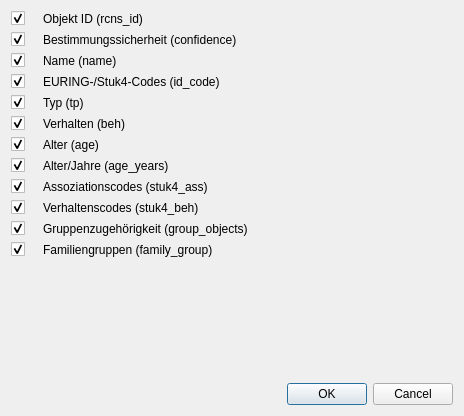
Before: the Qt Designer form ui/column_options.ui in ifaoe/2015-08-Daisi-Image-Library, drawn with Qt 5.
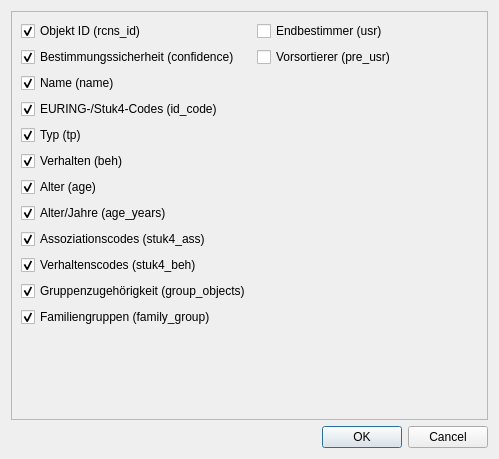
After: the same form once the commit is applied.

Commit message: added optional user column

Diff of the .ui file:
```diff
--- a/ui/column_options.ui
+++ b/ui/column_options.ui
@@ -6,72 +6,38 @@
    <rect>
     <x>0</x>
     <y>0</y>
-    <width>464</width>
-    <height>416</height>
+    <width>499</width>
+    <height>459</height>
    </rect>
   </property>
   <property name="windowTitle">
    <string>Spaltenauswahl</string>
   </property>
   <layout class="QGridLayout" name="gridLayout">
-   <item row="10" column="0">
-    <widget class="QCheckBox" name="box_stuk4_beh">
-     <property name="sizePolicy">
-      <sizepolicy hsizetype="Minimum" vsizetype="Preferred">
-       <horstretch>0</horstretch>
-       <verstretch>0</verstretch>
-      </sizepolicy>
+   <item row="4" column="0" colspan="2">
+    <widget class="QDialogButtonBox" name="buttonBox">
+     <property name="orientation">
+      <enum>Qt::Horizontal</enum>
      </property>
-     <property name="text">
-      <string/>
+     <property name="standardButtons">
+      <set>QDialogButtonBox::Cancel|QDialogButtonBox::Ok</set>
      </property>
-     <property name="checked">
-      <bool>true</bool>
-     </property>
-     <property name="dbvalue" stdset="0">
-      <string>stuk4_beh</string>
-     </property>
-     <attribute name="buttonGroup">
-      <string notr="true">buttongroup_column_boxes</string>
-     </attribute>
     </widget>
    </item>
-   <item row="13" column="0">
-    <widget class="QCheckBox" name="box_family_group">
-     <property name="sizePolicy">
-      <sizepolicy hsizetype="Minimum" vsizetype="Preferred">
-       <horstretch>0</horstretch>
-       <verstretch>0</verstretch>
-      </sizepolicy>
+   <item row="0" column="0" colspan="2">
+    <widget class="QFrame" name="frame">
+     <property name="frameShape">
+      <enum>QFrame::StyledPanel</enum>
      </property>
-     <property name="text">
-      <string/>
+     <property name="frameShadow">
+      <enum>QFrame::Raised</enum>
      </property>
-     <property name="checked">
-      <bool>true</bool>
-     </property>
-     <property name="dbvalue" stdset="0">
-      <string>family_group</string>
-     </property>
-     <attribute name="buttonGroup">
-      <string notr="true">buttongroup_column_boxes</string>
-     </attribute>
-    </widget>
-   </item>
-   <item row="9" column="0">
-    <widget class="QCheckBox" name="box_stuk4_ass">
-     <property name="sizePolicy">
-      <sizepolicy hsizetype="Minimum" vsizetype="Preferred">
-       <horstretch>0</horstretch>
-       <verstretch>0</verstretch>
-      </sizepolicy>
-     </property>
+     <layout class="QGridLayout" name="gridLayout_2">
+      <item row="0" column="1">
+       <widget class="QCheckBox" name="box_usr">
      <property name="text">
-      <string/>
-     </property>
-     <property name="checked">
-      <bool>true</bool>
-     </property>
+         <string>Endbestimmer (usr)</string>
+        </property>
      <property name="dbvalue" stdset="0">
       <string>stuk4_ass</string>
      </property>
@@ -80,29 +46,7 @@
      </attribute>
     </widget>
    </item>
-   <item row="3" column="0">
-    <widget class="QCheckBox" name="box_name">
-     <property name="sizePolicy">
-      <sizepolicy hsizetype="Minimum" vsizetype="Preferred">
-       <horstretch>0</horstretch>
-       <verstretch>0</verstretch>
-      </sizepolicy>
-     </property>
-     <property name="text">
-      <string/>
-     </property>
-     <property name="checked">
-      <bool>true</bool>
-     </property>
-     <property name="dbvalue" stdset="0">
-      <string>name</string>
-     </property>
-     <attribute name="buttonGroup">
-      <string notr="true">buttongroup_column_boxes</string>
-     </attribute>
-    </widget>
-   </item>
-   <item row="2" column="0">
+      <item row="1" column="0">
     <widget class="QCheckBox" name="box_confidence">
      <property name="sizePolicy">
       <sizepolicy hsizetype="Minimum" vsizetype="Preferred">
@@ -111,27 +55,20 @@
       </sizepolicy>
      </property>
      <property name="text">
-      <string/>
-     </property>
-     <property name="checked">
-      <bool>true</bool>
-     </property>
-     <property name="dbvalue" stdset="0">
-      <string>confidence</string>
-     </property>
-     <attribute name="buttonGroup">
-      <string notr="true">buttongroup_column_boxes</string>
-     </attribute>
-    </widget>
-   </item>
-   <item row="2" column="2">
-    <widget class="QLabel" name="label_2">
-     <property name="text">
       <string>Bestimmungssicherheit (confidence)</string>
      </property>
-    </widget>
-   </item>
-   <item row="8" column="0">
+        <property name="checked">
+         <bool>true</bool>
+        </property>
+        <property name="dbvalue" stdset="0">
+         <string>confidence</string>
+        </property>
+        <attribute name="buttonGroup">
+         <string notr="true">buttongroup_column_boxes</string>
+        </attribute>
+       </widget>
+      </item>
+      <item row="7" column="0">
     <widget class="QCheckBox" name="box_age_year">
      <property name="sizePolicy">
       <sizepolicy hsizetype="Minimum" vsizetype="Preferred">
@@ -140,7 +77,7 @@
       </sizepolicy>
      </property>
      <property name="text">
-      <string/>
+         <string>Alter/Jahre (age_years)</string>
      </property>
      <property name="checked">
       <bool>true</bool>
@@ -153,32 +90,114 @@
      </attribute>
     </widget>
    </item>
-   <item row="12" column="2">
-    <widget class="QLabel" name="label_10">
+      <item row="6" column="0">
+       <widget class="QCheckBox" name="box_age">
+        <property name="sizePolicy">
+         <sizepolicy hsizetype="Minimum" vsizetype="Preferred">
+          <horstretch>0</horstretch>
+          <verstretch>0</verstretch>
+         </sizepolicy>
+        </property>
      <property name="text">
-      <string>Gruppenzugehörigkeit (group_objects)</string>
-     </property>
-    </widget>
-   </item>
-   <item row="13" column="2">
-    <widget class="QLabel" name="label_11">
+         <string>Alter (age)</string>
+        </property>
+        <property name="checked">
+         <bool>true</bool>
+        </property>
+        <property name="dbvalue" stdset="0">
+         <string>age</string>
+        </property>
+        <attribute name="buttonGroup">
+         <string notr="true">buttongroup_column_boxes</string>
+        </attribute>
+       </widget>
+      </item>
+      <item row="5" column="0">
+       <widget class="QCheckBox" name="box_beh">
+        <property name="sizePolicy">
+         <sizepolicy hsizetype="Minimum" vsizetype="Preferred">
+          <horstretch>0</horstretch>
+          <verstretch>0</verstretch>
+         </sizepolicy>
+        </property>
+        <property name="text">
+         <string>Verhalten (beh)</string>
+        </property>
+        <property name="checked">
+         <bool>true</bool>
+        </property>
+        <property name="dbvalue" stdset="0">
+         <string>beh</string>
+        </property>
+        <attribute name="buttonGroup">
+         <string notr="true">buttongroup_column_boxes</string>
+        </attribute>
+       </widget>
+      </item>
+      <item row="11" column="0">
+       <widget class="QCheckBox" name="box_family_group">
+        <property name="sizePolicy">
+         <sizepolicy hsizetype="Minimum" vsizetype="Preferred">
+          <horstretch>0</horstretch>
+          <verstretch>0</verstretch>
+         </sizepolicy>
+        </property>
      <property name="text">
       <string>Familiengruppen (family_group)</string>
      </property>
-    </widget>
-   </item>
-   <item row="3" column="2">
-    <widget class="QLabel" name="label_3">
+        <property name="checked">
+         <bool>true</bool>
+        </property>
+        <property name="dbvalue" stdset="0">
+         <string>family_group</string>
+        </property>
+        <attribute name="buttonGroup">
+         <string notr="true">buttongroup_column_boxes</string>
+        </attribute>
+       </widget>
+      </item>
+      <item row="10" column="0">
+       <widget class="QCheckBox" name="box_group_objects">
+        <property name="sizePolicy">
+         <sizepolicy hsizetype="Minimum" vsizetype="Preferred">
+          <horstretch>0</horstretch>
+          <verstretch>0</verstretch>
+         </sizepolicy>
+        </property>
      <property name="text">
-      <string>Name (name)</string>
-     </property>
-    </widget>
-   </item>
-   <item row="8" column="2">
-    <widget class="QLabel" name="label_7">
+         <string>Gruppenzugehörigkeit (group_objects)</string>
+        </property>
+        <property name="checked">
+         <bool>true</bool>
+        </property>
+        <property name="dbvalue" stdset="0">
+         <string>group_objects</string>
+        </property>
+        <attribute name="buttonGroup">
+         <string notr="true">buttongroup_column_boxes</string>
+        </attribute>
+       </widget>
+      </item>
+      <item row="9" column="0">
+       <widget class="QCheckBox" name="box_stuk4_beh">
+        <property name="sizePolicy">
+         <sizepolicy hsizetype="Minimum" vsizetype="Preferred">
+          <horstretch>0</horstretch>
+          <verstretch>0</verstretch>
+         </sizepolicy>
+        </property>
      <property name="text">
-      <string>Alter/Jahre (age_years)</string>
-     </property>
+         <string>Verhaltenscodes (stuk4_beh)</string>
+        </property>
+        <property name="checked">
+         <bool>true</bool>
+        </property>
+        <property name="dbvalue" stdset="0">
+         <string>stuk4_beh</string>
+        </property>
+        <attribute name="buttonGroup">
+         <string notr="true">buttongroup_column_boxes</string>
+        </attribute>
     </widget>
    </item>
    <item row="0" column="0">
@@ -190,7 +209,7 @@
       </sizepolicy>
      </property>
      <property name="text">
-      <string/>
+         <string>Objekt ID (rcns_id)</string>
      </property>
      <property name="checked">
       <bool>true</bool>
@@ -203,14 +222,108 @@
      </attribute>
     </widget>
    </item>
-   <item row="7" column="2">
-    <widget class="QLabel" name="label_6">
+      <item row="3" column="0">
+       <widget class="QCheckBox" name="box_id_code">
+        <property name="sizePolicy">
+         <sizepolicy hsizetype="Minimum" vsizetype="Preferred">
+          <horstretch>0</horstretch>
+          <verstretch>0</verstretch>
+         </sizepolicy>
+        </property>
      <property name="text">
-      <string>Alter (age)</string>
-     </property>
-    </widget>
-   </item>
-   <item row="15" column="0">
+         <string>EURING-/Stuk4-Codes (id_code)</string>
+        </property>
+        <property name="checked">
+         <bool>true</bool>
+        </property>
+        <property name="dbvalue" stdset="0">
+         <string>id_code</string>
+        </property>
+        <attribute name="buttonGroup">
+         <string notr="true">buttongroup_column_boxes</string>
+        </attribute>
+       </widget>
+      </item>
+      <item row="4" column="0">
+       <widget class="QCheckBox" name="box_tp">
+        <property name="sizePolicy">
+         <sizepolicy hsizetype="Minimum" vsizetype="Preferred">
+          <horstretch>0</horstretch>
+          <verstretch>0</verstretch>
+         </sizepolicy>
+        </property>
+        <property name="text">
+         <string>Typ (tp)</string>
+        </property>
+        <property name="checked">
+         <bool>true</bool>
+        </property>
+        <property name="dbvalue" stdset="0">
+         <string>tp</string>
+        </property>
+        <attribute name="buttonGroup">
+         <string notr="true">buttongroup_column_boxes</string>
+        </attribute>
+       </widget>
+      </item>
+      <item row="8" column="0">
+       <widget class="QCheckBox" name="box_stuk4_ass">
+        <property name="sizePolicy">
+         <sizepolicy hsizetype="Minimum" vsizetype="Preferred">
+          <horstretch>0</horstretch>
+          <verstretch>0</verstretch>
+         </sizepolicy>
+        </property>
+        <property name="text">
+         <string>Assoziationscodes (stuk4_ass)</string>
+        </property>
+        <property name="checked">
+         <bool>true</bool>
+        </property>
+        <property name="dbvalue" stdset="0">
+         <string>stuk4_ass</string>
+        </property>
+        <attribute name="buttonGroup">
+         <string notr="true">buttongroup_column_boxes</string>
+        </attribute>
+       </widget>
+      </item>
+      <item row="2" column="0">
+       <widget class="QCheckBox" name="box_name">
+        <property name="sizePolicy">
+         <sizepolicy hsizetype="Minimum" vsizetype="Preferred">
+          <horstretch>0</horstretch>
+          <verstretch>0</verstretch>
+         </sizepolicy>
+        </property>
+        <property name="text">
+         <string>Name (name)</string>
+        </property>
+        <property name="checked">
+         <bool>true</bool>
+        </property>
+        <property name="dbvalue" stdset="0">
+         <string>name</string>
+        </property>
+        <attribute name="buttonGroup">
+         <string notr="true">buttongroup_column_boxes</string>
+        </attribute>
+       </widget>
+      </item>
+      <item row="1" column="1">
+       <widget class="QCheckBox" name="box_pre_usr">
+        <property name="text">
+         <string>Vorsortierer (pre_usr)</string>
+        </property>
+        <property name="dbvalue" stdset="0">
+         <string>pre_usr</string>
+        </property>
+        <attribute name="buttonGroup">
+         <string notr="true">buttongroup_column_boxes</string>
+        </attribute>
+       </widget>
+      </item>
+      <item row="12" column="0">
     <spacer name="verticalSpacer">
      <property name="orientation">
       <enum>Qt::Vertical</enum>
@@ -223,172 +336,23 @@
      </property>
     </spacer>
    </item>
-   <item row="6" column="0">
-    <widget class="QCheckBox" name="box_beh">
-     <property name="sizePolicy">
-      <sizepolicy hsizetype="Minimum" vsizetype="Preferred">
-       <horstretch>0</horstretch>
-       <verstretch>0</verstretch>
-      </sizepolicy>
-     </property>
-     <property name="text">
-      <string/>
-     </property>
-     <property name="checked">
-      <bool>true</bool>
-     </property>
-     <property name="dbvalue" stdset="0">
-      <string>beh</string>
-     </property>
-     <attribute name="buttonGroup">
-      <string notr="true">buttongroup_column_boxes</string>
-     </attribute>
-    </widget>
-   </item>
-   <item row="5" column="0">
-    <widget class="QCheckBox" name="box_tp">
-     <property name="sizePolicy">
-      <sizepolicy hsizetype="Minimum" vsizetype="Preferred">
-       <horstretch>0</horstretch>
-       <verstretch>0</verstretch>
-      </sizepolicy>
-     </property>
-     <property name="text">
-      <string/>
-     </property>
-     <property name="checked">
-      <bool>true</bool>
-     </property>
-     <property name="dbvalue" stdset="0">
-      <string>tp</string>
-     </property>
-     <attribute name="buttonGroup">
-      <string notr="true">buttongroup_column_boxes</string>
-     </attribute>
-    </widget>
-   </item>
-   <item row="6" column="2">
-    <widget class="QLabel" name="label_5">
-     <property name="text">
-      <string>Verhalten (beh)</string>
-     </property>
-    </widget>
-   </item>
-   <item row="0" column="2">
-    <widget class="QLabel" name="label">
-     <property name="sizePolicy">
-      <sizepolicy hsizetype="Expanding" vsizetype="Preferred">
-       <horstretch>0</horstretch>
-       <verstretch>0</verstretch>
-      </sizepolicy>
-     </property>
-     <property name="text">
-      <string>Objekt ID (rcns_id)</string>
-     </property>
-    </widget>
-   </item>
-   <item row="16" column="0" colspan="3">
-    <widget class="QDialogButtonBox" name="buttonBox">
-     <property name="orientation">
-      <enum>Qt::Horizontal</enum>
-     </property>
-     <property name="standardButtons">
-      <set>QDialogButtonBox::Cancel|QDialogButtonBox::Ok</set>
-     </property>
-    </widget>
-   </item>
-   <item row="12" column="0">
-    <widget class="QCheckBox" name="box_group_objects">
-     <property name="sizePolicy">
-      <sizepolicy hsizetype="Minimum" vsizetype="Preferred">
-       <horstretch>0</horstretch>
-       <verstretch>0</verstretch>
-      </sizepolicy>
-     </property>
-     <property name="text">
-      <string/>
-     </property>
-     <property name="checked">
-      <bool>true</bool>
-     </property>
-     <property name="dbvalue" stdset="0">
-      <string>group_objects</string>
-     </property>
-     <attribute name="buttonGroup">
-      <string notr="true">buttongroup_column_boxes</string>
-     </attribute>
-    </widget>
-   </item>
-   <item row="5" column="2">
-    <widget class="QLabel" name="label_4">
-     <property name="text">
-      <string>Typ (tp)</string>
-     </property>
-    </widget>
-   </item>
-   <item row="7" column="0">
-    <widget class="QCheckBox" name="box_age">
-     <property name="sizePolicy">
-      <sizepolicy hsizetype="Minimum" vsizetype="Preferred">
-       <horstretch>0</horstretch>
-       <verstretch>0</verstretch>
-      </sizepolicy>
-     </property>
-     <property name="text">
-      <string/>
-     </property>
-     <property name="checked">
-      <bool>true</bool>
-     </property>
-     <property name="dbvalue" stdset="0">
-      <string>age</string>
-     </property>
-     <attribute name="buttonGroup">
-      <string notr="true">buttongroup_column_boxes</string>
-     </attribute>
-    </widget>
-   </item>
-   <item row="9" column="2">
-    <widget class="QLabel" name="label_8">
-     <property name="text">
-      <string>Assoziationscodes (stuk4_ass)</string>
-     </property>
-    </widget>
-   </item>
-   <item row="10" column="2">
-    <widget class="QLabel" name="label_9">
-     <property name="text">
-      <string>Verhaltenscodes (stuk4_beh)</string>
-     </property>
-    </widget>
-   </item>
-   <item row="4" column="0">
-    <widget class="QCheckBox" name="box_id_code">
-     <property name="sizePolicy">
-      <sizepolicy hsizetype="Minimum" vsizetype="Preferred">
-       <horstretch>0</horstretch>
-       <verstretch>0</verstretch>
-      </sizepolicy>
-     </property>
-     <property name="text">
-      <string/>
-     </property>
-     <property name="checked">
-      <bool>true</bool>
-     </property>
-     <property name="dbvalue" stdset="0">
-      <string>id_code</string>
-     </property>
-     <attribute name="buttonGroup">
-      <string notr="true">buttongroup_column_boxes</string>
-     </attribute>
-    </widget>
-   </item>
-   <item row="4" column="2">
-    <widget class="QLabel" name="label_12">
-     <property name="text">
-      <string>EURING-/Stuk4-Codes (id_code)</string>
-     </property>
+     </layout>
+     <zorder>box_rcns_id</zorder>
+     <zorder>box_id_code</zorder>
+     <zorder>box_family_group</zorder>
+     <zorder>box_stuk4_beh</zorder>
+     <zorder>box_rcns_id</zorder>
+     <zorder>box_confidence</zorder>
+     <zorder>box_stuk4_ass</zorder>
+     <zorder>box_tp</zorder>
+     <zorder>box_group_objects</zorder>
+     <zorder>box_beh</zorder>
+     <zorder>box_age_year</zorder>
+     <zorder>box_name</zorder>
+     <zorder>box_age</zorder>
+     <zorder>box_usr</zorder>
+     <zorder>box_pre_usr</zorder>
+     <zorder>verticalSpacer</zorder>
     </widget>
    </item>
   </layout>
```
Left out of the diff: 2 changed lines with no effect on the pictures. Lines whose indentation alone changed are shown as unchanged. The commit also changes 2 other files.
